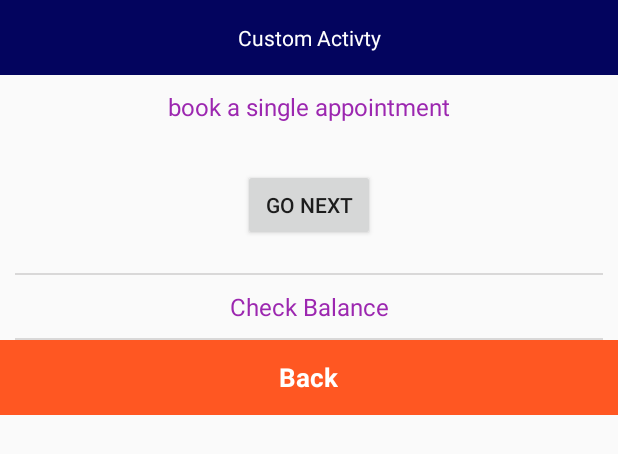
After one commit to herjatiaji/PADRumahBelajarTest, an Android app: the layout dialog_custom.xml on its own in the app's theme, with its tools: preview values and no code run, on a phone screen of 412 x 824 dp. The commit adds this screen. Shown: the top 454 px of the screen. Run offline under Robolectric (Android 15) with nearby library versions, the phone set to English and light mode, and no system bars.

Commit message:
intial commit

```diff
--- a/app/src/main/java/com/pad1/padrumahbelajar/HomeFragment.java
+++ b/app/src/main/java/com/pad1/padrumahbelajar/HomeFragment.java
@@ -7,6 +7,9 @@ import androidx.fragment.app.Fragment;
 import android.view.LayoutInflater;
 import android.view.View;
 import android.view.ViewGroup;
+import android.view.animation.Animation;
+
+import com.google.android.material.floatingactionbutton.FloatingActionButton;
 
 /**
  * A simple {@link Fragment} subclass.
@@ -14,6 +17,9 @@ import android.view.ViewGroup;
  * create an instance of this fragment.
  */
 public class HomeFragment extends Fragment {
+    FloatingActionButton fab, fabAddClass;
+    Animation fabOpen, fabClose, rotateForward, rotateBackward;
+
 
     // TODO: Rename parameter arguments, choose names that match
     // the fragment initialization parameters, e.g. ARG_ITEM_NUMBER
--- /dev/null
+++ b/app/src/main/res/layout/dialog_custom.xml
@@ -0,0 +1,105 @@
+<?xml version="1.0" encoding="utf-8"?>
+<RelativeLayout xmlns:android="http://schemas.android.com/apk/res/android"
+    xmlns:app="http://schemas.android.com/apk/res-auto"
+    android:layout_width="match_parent"
+    android:layout_height="wrap_content"
+    android:background="@android:color/transparent"
+    android:orientation="vertical"
+    app:layout_constraintHeight_max="wrap">
+
+    <LinearLayout
+        android:layout_width="match_parent"
+        android:layout_height="wrap_content"
+        android:orientation="vertical">
+
+        <TextView
+            android:id="@+id/content"
+            android:layout_width="match_parent"
+            android:layout_height="50dp"
+            android:layout_below="@+id/title"
+            android:background="@color/biru_tua"
+            android:gravity="center"
+            android:text="Custom Activty"
+            android:textAlignment="center"
+            android:textColor="@android:color/white"
+            android:textSize="14sp" />
+
+        <LinearLayout
+            android:id="@+id/time"
+            android:layout_width="match_parent"
+            android:layout_height="wrap_content"
+            android:layout_above="@+id/back_ll"
+            android:layout_below="@+id/content"
+            android:orientation="vertical">
+
+            <TextView
+                android:id="@+id/rebooking_single_tv"
+                android:layout_width="match_parent"
+                android:layout_height="wrap_content"
+                android:paddingTop="10dp"
+                android:paddingBottom="10dp"
+                android:text="book a single appointment"
+                android:textAlignment="center"
+                android:textColor="#9C27B0"
+                android:textSize="16sp"
+                />
+            <LinearLayout
+                android:layout_width="match_parent"
+                android:layout_height="90dp"
+                android:gravity="center">
+                <Button
+                    android:layout_width="wrap_content"
+                    android:layout_height="wrap_content"
+                    android:text="Go next"/>
+            </LinearLayout>
+            <View
+                android:layout_width="match_parent"
+                android:layout_height="1dp"
+                android:layout_below="@+id/end_time_recycle"
+                android:layout_marginLeft="10dp"
+                android:layout_marginRight="10dp"
+                android:background="#d9d8d8" />
+            <TextView
+                android:id="@+id/rebooking_recurring_tv"
+                android:layout_width="match_parent"
+                android:layout_height="wrap_content"
+                android:paddingTop="10dp"
+                android:paddingBottom="10dp"
+                android:text="Check Balance"
+                android:textAlignment="center"
+                android:textColor="#9C27B0"
+                android:textSize="16sp" />
+        </LinearLayout>
+
+        <LinearLayout
+            android:id="@+id/back_ll"
+            android:layout_width="match_parent"
+            android:layout_height="wrap_content"
+            android:orientation="vertical">
+            <View
+                android:layout_width="match_parent"
+                android:layout_height="1dp"
+                android:layout_below="@+id/end_time_recycle"
+                android:layout_marginLeft="10dp"
+                android:layout_marginRight="10dp"
+                android:background="#d9d8d8" />
+            <LinearLayout
+                android:id="@+id/rebooking_back_button_ll"
+                android:layout_width="match_parent"
+                android:layout_height="50dp"
+                android:background="#FF5722"
+                android:gravity="center">
+
+                <TextView
+                    android:layout_width="wrap_content"
+                    android:layout_height="wrap_content"
+                    android:paddingLeft="10dp"
+                    android:paddingRight="10dp"
+                    android:text="Back"
+                    android:textColor="@android:color/white"
+                    android:textSize="17sp"
+                    android:textStyle="bold" />
+            </LinearLayout>
+        </LinearLayout>
+    </LinearLayout>
+</RelativeLayout>
```
